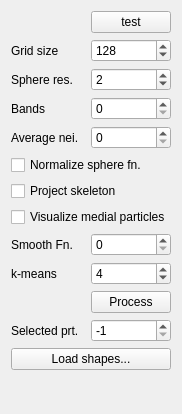
Old version of the form particles/particles-widget.ui in the repository ialhashim/ddtt-dev.
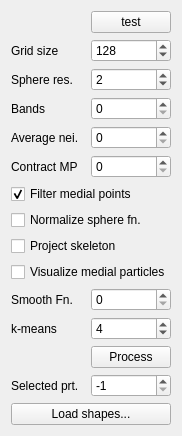
New version of the form.

Patch:
```diff
--- a/particles/particles-widget.ui
+++ b/particles/particles-widget.ui
@@ -6,38 +6,53 @@
    <rect>
     <x>0</x>
     <y>0</y>
-    <width>165</width>
-    <height>414</height>
+    <width>173</width>
+    <height>422</height>
    </rect>
   </property>
   <property name="windowTitle">
    <string>Particles</string>
   </property>
   <layout class="QGridLayout" name="gridLayout">
-   <item row="5" column="0" colspan="2">
-    <widget class="QCheckBox" name="normalizeSphereFn">
+   <item row="0" column="1">
+    <widget class="QPushButton" name="testButton">
      <property name="text">
-      <string>Normalize sphere fn.</string>
+      <string>test</string>
      </property>
-     <property name="checked">
-      <bool>false</bool>
+    </widget>
+   </item>
+   <item row="4" column="0">
+    <widget class="QLabel" name="avgNeighItersLabel">
+     <property name="text">
+      <string>Average nei.</string>
      </property>
     </widget>
    </item>
-   <item row="1" column="0">
-    <widget class="QLabel" name="label_2">
+   <item row="15" column="0">
+    <widget class="QLabel" name="label">
      <property name="text">
-      <string>Grid size</string>
+      <string>Selected prt.</string>
      </property>
     </widget>
    </item>
-   <item row="2" column="1">
-    <widget class="QSpinBox" name="sphereResolution">
-     <property name="maximum">
-      <number>12</number>
+   <item row="16" column="0" colspan="2">
+    <widget class="QPushButton" name="loadShapes">
+     <property name="text">
+      <string>Load shapes...</string>
      </property>
-     <property name="value">
-      <number>2</number>
+    </widget>
+   </item>
+   <item row="14" column="1">
+    <widget class="QPushButton" name="processShapesButton">
+     <property name="text">
+      <string>Process</string>
+     </property>
+    </widget>
+   </item>
+   <item row="9" column="0" colspan="2">
+    <widget class="QCheckBox" name="projectSkeleton">
+     <property name="text">
+      <string>Project skeleton</string>
      </property>
     </widget>
    </item>
@@ -54,20 +69,6 @@
      </property>
     </widget>
    </item>
-   <item row="11" column="1">
-    <widget class="QPushButton" name="processShapesButton">
-     <property name="text">
-      <string>Process</string>
-     </property>
-    </widget>
-   </item>
-   <item row="13" column="0" colspan="2">
-    <widget class="QPushButton" name="loadShapes">
-     <property name="text">
-      <string>Load shapes...</string>
-     </property>
-    </widget>
-   </item>
    <item row="3" column="1">
     <widget class="QSpinBox" name="bands">
      <property name="minimum">
@@ -81,62 +82,10 @@
      </property>
     </widget>
    </item>
-   <item row="2" column="0">
-    <widget class="QLabel" name="label_3">
-     <property name="text">
-      <string>Sphere res.</string>
-     </property>
-    </widget>
+   <item row="5" column="1">
+    <widget class="QSpinBox" name="contractMedial"/>
    </item>
-   <item row="10" column="0">
-    <widget class="QLabel" name="label_4">
-     <property name="text">
-      <string>k-means</string>
-     </property>
-    </widget>
-   </item>
-   <item row="10" column="1">
-    <widget class="QSpinBox" name="kclusters">
-     <property name="minimum">
-      <number>1</number>
-     </property>
-     <property name="maximum">
-      <number>120</number>
-     </property>
-     <property name="value">
-      <number>4</number>
-     </property>
-    </widget>
-   </item>
-   <item row="0" column="1">
-    <widget class="QPushButton" name="testButton">
-     <property name="text">
-      <string>test</string>
-     </property>
-    </widget>
-   </item>
-   <item row="6" column="0" colspan="2">
-    <widget class="QCheckBox" name="projectSkeleton">
-     <property name="text">
-      <string>Project skeleton</string>
-     </property>
-    </widget>
-   </item>
-   <item row="8" column="0">
-    <widget class="QLabel" name="fnSmoothItersLabel">
-     <property name="text">
-      <string>Smooth Fn.</string>
-     </property>
-    </widget>
-   </item>
-   <item row="12" column="0">
-    <widget class="QLabel" name="label">
-     <property name="text">
-      <string>Selected prt.</string>
-     </property>
-    </widget>
-   </item>
-   <item row="14" column="1">
+   <item row="17" column="1">
     <spacer name="verticalSpacer">
      <property name="orientation">
       <enum>Qt::Vertical</enum>
@@ -149,13 +98,47 @@
      </property>
     </spacer>
    </item>
-   <item row="8" column="1">
+   <item row="11" column="0">
+    <widget class="QLabel" name="fnSmoothItersLabel">
+     <property name="text">
+      <string>Smooth Fn.</string>
+     </property>
+    </widget>
+   </item>
+   <item row="15" column="1">
+    <widget class="QSpinBox" name="selectedParticle">
+     <property name="minimum">
+      <number>-1</number>
+     </property>
+     <property name="maximum">
+      <number>100000000</number>
+     </property>
+     <property name="value">
+      <number>-1</number>
+     </property>
+    </widget>
+   </item>
+   <item row="5" column="0">
+    <widget class="QLabel" name="label_6">
+     <property name="text">
+      <string>Contract MP</string>
+     </property>
+    </widget>
+   </item>
+   <item row="11" column="1">
     <widget class="QSpinBox" name="fnSmoothIters">
      <property name="maximum">
       <number>200</number>
      </property>
     </widget>
    </item>
+   <item row="2" column="0">
+    <widget class="QLabel" name="label_3">
+     <property name="text">
+      <string>Sphere res.</string>
+     </property>
+    </widget>
+   </item>
    <item row="4" column="1">
     <widget class="QSpinBox" name="avgNeighIters">
      <property name="value">
@@ -163,10 +146,30 @@
      </property>
     </widget>
    </item>
-   <item row="4" column="0">
-    <widget class="QLabel" name="avgNeighItersLabel">
+   <item row="10" column="0" colspan="2">
+    <widget class="QCheckBox" name="showMedial">
      <property name="text">
-      <string>Average nei.</string>
+      <string>Visualize medial particles</string>
+     </property>
+    </widget>
+   </item>
+   <item row="1" column="0">
+    <widget class="QLabel" name="label_2">
+     <property name="text">
+      <string>Grid size</string>
+     </property>
+    </widget>
+   </item>
+   <item row="13" column="1">
+    <widget class="QSpinBox" name="kclusters">
+     <property name="minimum">
+      <number>1</number>
+     </property>
+     <property name="maximum">
+      <number>120</number>
+     </property>
+     <property name="value">
+      <number>4</number>
      </property>
     </widget>
    </item>
@@ -177,23 +180,40 @@
      </property>
     </widget>
    </item>
-   <item row="12" column="1">
-    <widget class="QSpinBox" name="selectedParticle">
-     <property name="minimum">
-      <number>-1</number>
+   <item row="8" column="0" colspan="2">
+    <widget class="QCheckBox" name="normalizeSphereFn">
+     <property name="text">
+      <string>Normalize sphere fn.</string>
      </property>
+     <property name="checked">
+      <bool>false</bool>
+     </property>
+    </widget>
+   </item>
+   <item row="13" column="0">
+    <widget class="QLabel" name="label_4">
+     <property name="text">
+      <string>k-means</string>
+     </property>
+    </widget>
+   </item>
+   <item row="2" column="1">
+    <widget class="QSpinBox" name="sphereResolution">
      <property name="maximum">
-      <number>100000000</number>
+      <number>12</number>
      </property>
      <property name="value">
-      <number>-1</number>
+      <number>2</number>
      </property>
     </widget>
    </item>
    <item row="7" column="0" colspan="2">
-    <widget class="QCheckBox" name="showMedial">
+    <widget class="QCheckBox" name="filterMedialPoints">
      <property name="text">
-      <string>Visualize medial particles</string>
+      <string>Filter medial points</string>
+     </property>
+     <property name="checked">
+      <bool>true</bool>
      </property>
     </widget>
    </item>
```
